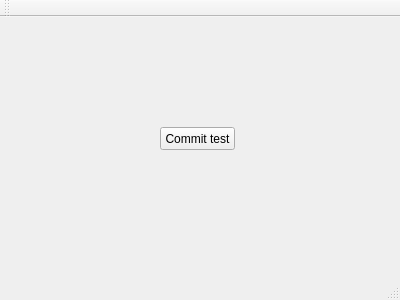
Above: WeatherApp/mainwindow.ui from Feerumi/Weather-App-C- before the change. Below: the same form after it.
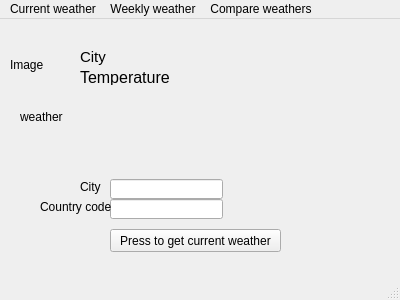
That is the form after the change.

The edit to the form file:
```diff
--- a/WeatherApp/mainwindow.ui
+++ b/WeatherApp/mainwindow.ui
@@ -14,17 +14,125 @@
    <string>MainWindow</string>
   </property>
   <widget class="QWidget" name="centralWidget">
+   <widget class="QLabel" name="myLabel">
+    <property name="geometry">
+     <rect>
+      <x>10</x>
+      <y>20</y>
+      <width>51</width>
+      <height>51</height>
+     </rect>
+    </property>
+    <property name="text">
+     <string>Image</string>
+    </property>
+   </widget>
    <widget class="QPushButton" name="pushButton">
     <property name="geometry">
      <rect>
-      <x>160</x>
-      <y>110</y>
-      <width>75</width>
+      <x>110</x>
+      <y>210</y>
+      <width>171</width>
       <height>23</height>
      </rect>
     </property>
     <property name="text">
-     <string>Commit test</string>
+     <string>Press to get current weather</string>
+    </property>
+   </widget>
+   <widget class="QLineEdit" name="city">
+    <property name="geometry">
+     <rect>
+      <x>110</x>
+      <y>160</y>
+      <width>113</width>
+      <height>20</height>
+     </rect>
+    </property>
+   </widget>
+   <widget class="QLabel" name="label">
+    <property name="geometry">
+     <rect>
+      <x>80</x>
+      <y>160</y>
+      <width>21</width>
+      <height>16</height>
+     </rect>
+    </property>
+    <property name="text">
+     <string>City:</string>
+    </property>
+   </widget>
+   <widget class="QLineEdit" name="countryCode">
+    <property name="geometry">
+     <rect>
+      <x>110</x>
+      <y>180</y>
+      <width>113</width>
+      <height>20</height>
+     </rect>
+    </property>
+   </widget>
+   <widget class="QLabel" name="label_2">
+    <property name="geometry">
+     <rect>
+      <x>40</x>
+      <y>180</y>
+      <width>71</width>
+      <height>16</height>
+     </rect>
+    </property>
+    <property name="text">
+     <string>Country code:</string>
+    </property>
+   </widget>
+   <widget class="QLabel" name="cityName">
+    <property name="geometry">
+     <rect>
+      <x>80</x>
+      <y>30</y>
+      <width>201</width>
+      <height>16</height>
+     </rect>
+    </property>
+    <property name="font">
+     <font>
+      <pointsize>11</pointsize>
+     </font>
+    </property>
+    <property name="text">
+     <string>City</string>
+    </property>
+   </widget>
+   <widget class="QLabel" name="temperature">
+    <property name="geometry">
+     <rect>
+      <x>80</x>
+      <y>50</y>
+      <width>171</width>
+      <height>16</height>
+     </rect>
+    </property>
+    <property name="font">
+     <font>
+      <pointsize>12</pointsize>
+     </font>
+    </property>
+    <property name="text">
+     <string>Temperature</string>
+    </property>
+   </widget>
+   <widget class="QLabel" name="weather">
+    <property name="geometry">
+     <rect>
+      <x>20</x>
+      <y>90</y>
+      <width>111</width>
+      <height>16</height>
+     </rect>
+    </property>
+    <property name="text">
+     <string>weather</string>
     </property>
    </widget>
   </widget>
@@ -37,14 +145,24 @@
      <height>21</height>
     </rect>
    </property>
-  </widget>
-  <widget class="QToolBar" name="mainToolBar">
-   <attribute name="toolBarArea">
-    <enum>TopToolBarArea</enum>
-   </attribute>
-   <attribute name="toolBarBreak">
-    <bool>false</bool>
-   </attribute>
+   <widget class="QMenu" name="menuCurrent_weather">
+    <property name="title">
+     <string>Current weather</string>
+    </property>
+   </widget>
+   <widget class="QMenu" name="menuWeekly_weather">
+    <property name="title">
+     <string>Weekly weather</string>
+    </property>
+   </widget>
+   <widget class="QMenu" name="menuCompare_weathers">
+    <property name="title">
+     <string>Compare weathers</string>
+    </property>
+   </widget>
+   <addaction name="menuCurrent_weather"/>
+   <addaction name="menuWeekly_weather"/>
+   <addaction name="menuCompare_weathers"/>
   </widget>
   <widget class="QStatusBar" name="statusBar"/>
  </widget>
```
Left out of the diff: 2 changed lines with no effect on the pictures.
